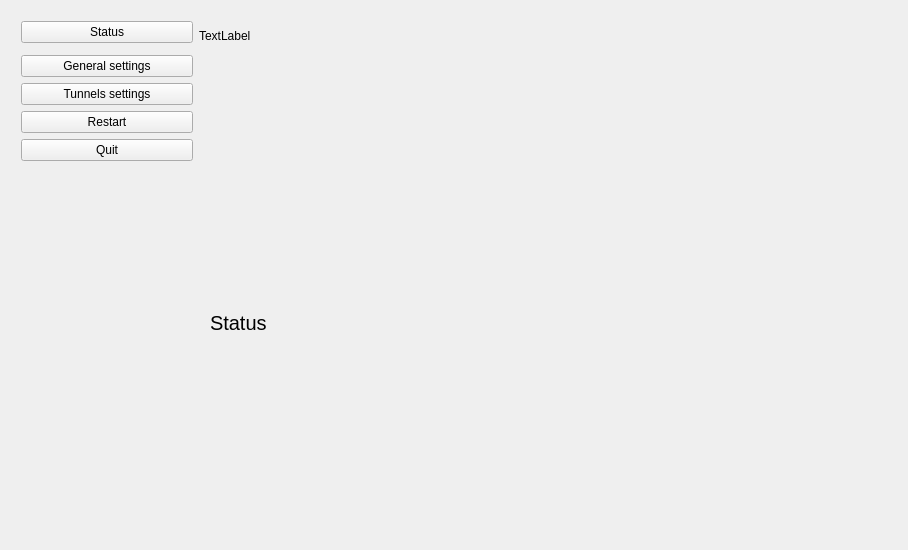
PurpleI2P/i2pd, file qt/i2pd_qt/mainwindow.ui: the form before one commit.
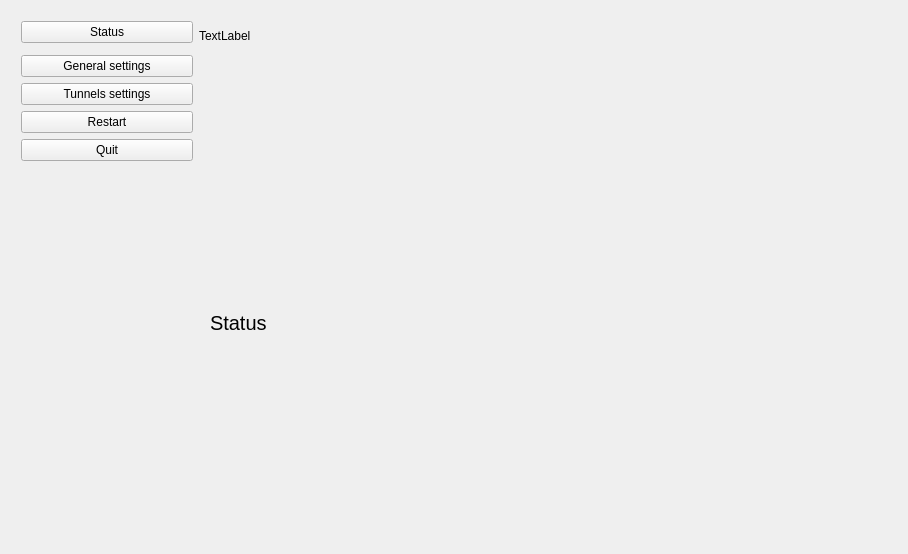
The form after the commit. The open tabs and pages were chosen to show the change.

Diff of the .ui file:
```diff
--- a/qt/i2pd_qt/mainwindow.ui
+++ b/qt/i2pd_qt/mainwindow.ui
@@ -7,7 +7,7 @@
     <x>0</x>
     <y>0</y>
     <width>908</width>
-    <height>550</height>
+    <height>554</height>
    </rect>
   </property>
   <property name="minimumSize">
@@ -50,7 +50,7 @@
       <x>10</x>
       <y>10</y>
       <width>888</width>
-      <height>555</height>
+      <height>531</height>
      </rect>
     </property>
     <layout class="QHBoxLayout" name="horizontalLayout">
```
Left out of the diff: 2 changed lines with no effect on the pictures.
